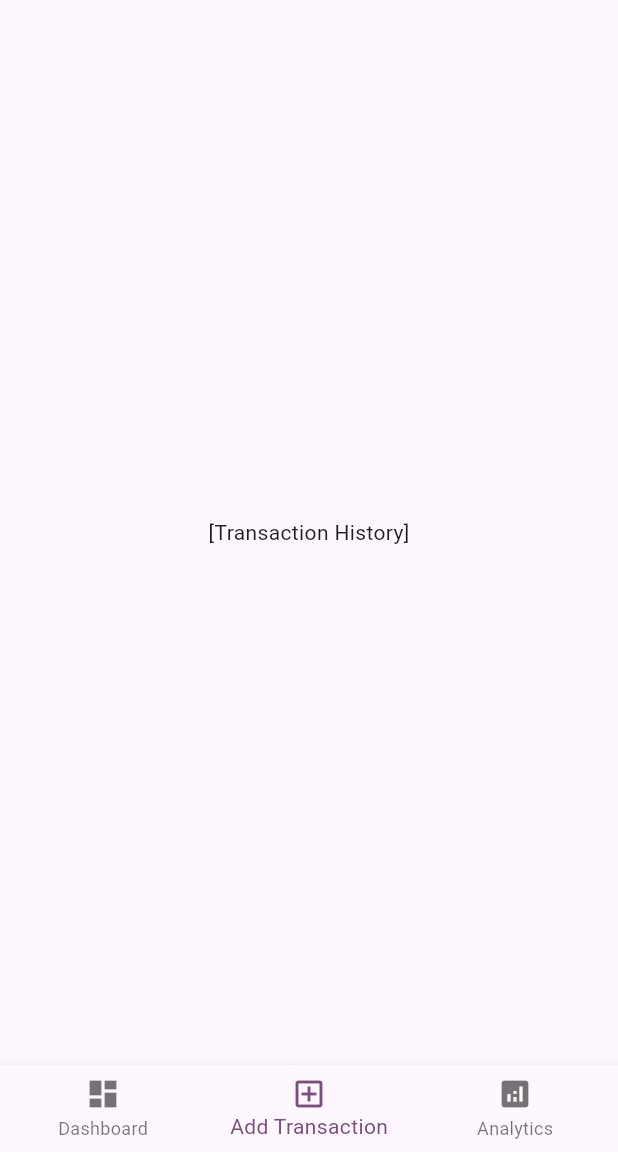
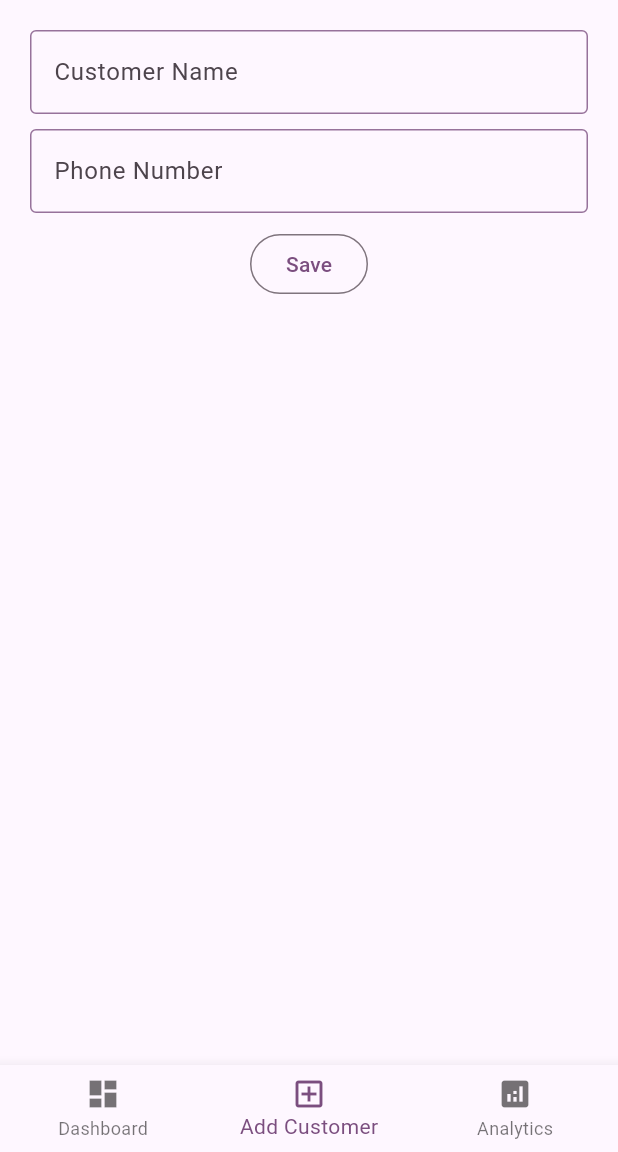
Before and after one commit to HibungTasso/khata_king, a Flutter app: the screen it shows after launch, item 2 of the bottom bar chosen, on a phone screen of 412 x 824 dp, the part 84-1236 px from its top. Run offline on Flutter 3.47's test engine with Material 3 defaults, Android fonts, the phone set to English and light mode, and no system bars; our stand-ins replace sqflite; accounts and stored records are empty.

Commit message:
add customer widget

```diff
--- a/lib/models/transactions.dart
+++ b/lib/models/transactions.dart
@@ -1,5 +1,5 @@
-class Transaction {
-  Transaction({
+class Transactions {
+  Transactions({
     this.id,
     required this.customerId,
     required this.type,
@@ -36,7 +36,7 @@ class Transaction {
   }
 
   //Database Map -> Transaction object
-  factory Transaction.fromMap(Map<String, dynamic> dbMap) {
+  factory Transactions.fromMap(Map<String, dynamic> dbMap) {
     final Map<String, dynamic> newMap = {
       'id': dbMap['id'],
       'customerId': dbMap['customerId'],
@@ -47,7 +47,7 @@ class Transaction {
       'balance': dbMap['balance'],
     };
 
-    return Transaction(
+    return Transactions(
       id: newMap['id'] as int?,
       customerId: newMap['customerId'] as int,
       type: newMap['type'] as String,
--- a/lib/navigation.dart
+++ b/lib/navigation.dart
@@ -1,6 +1,7 @@
 import 'package:flutter/material.dart';
 import 'package:khata_king/screens/analytics_screen.dart';
 import 'package:khata_king/screens/dashboard_screen.dart';
+import 'package:khata_king/screens/add_customer_screen.dart';
 import 'package:khata_king/screens/transaction_history_screen.dart';
 import 'package:khata_king/widgets/side_drawer.dart';
 
@@ -16,7 +17,7 @@ class _NavigationState extends State<Navigation> {
 
   final List<Widget> _activeScreens = const [
     DashboardScreen(),
-    TransactionHistoryScreen(),
+    AddCustomerScreen(),
     AnalyticsScreen(),
   ];
 
@@ -46,7 +47,7 @@ class _NavigationState extends State<Navigation> {
           ),
           BottomNavigationBarItem(
             icon: Icon(Icons.add_box_outlined,),
-            label: "Add Transaction",
+            label: "Add Customer",
           ),
           BottomNavigationBarItem(
             icon: Icon(Icons.analytics),
--- /dev/null
+++ b/lib/screens/add_customer_screen.dart
@@ -0,0 +1,138 @@
+import 'package:flutter/material.dart';
+import 'package:khata_king/db/db_helper.dart';
+import 'package:khata_king/models/customers.dart';
+
+class AddCustomerScreen extends StatefulWidget {
+  const AddCustomerScreen({super.key});
+
+  @override
+  State<StatefulWidget> createState() {
+    return _AddCustomerState();
+  }
+}
+
+class _AddCustomerState extends State<AddCustomerScreen> {
+  //getting ready the data for creating new customer object
+  String? _name, _phone;
+
+  //Form Key
+  final _formKey = GlobalKey<FormState>();
+
+  //Save Button
+  void _onSave() {
+    //Check if form is invalid
+    if (!_formKey.currentState!.validate()) {
+      return;
+    }
+
+    //Otherwise save all fields
+    _formKey.currentState!.save();
+
+    //Save Current Date and time
+    final today = DateTime.now();
+    final _created_date = "${today.day}/${today.month}/${today.year}";
+
+    //New Customer object
+    final customer = Customers(
+      name: _name!,
+      phone: _phone!,
+      created_date: _created_date,
+      balance: 0,
+    );
+
+    //Insert into DB/DB table
+    DbHelper.instance.addCustomer(customer);
+
+    ScaffoldMessenger.of(context).clearSnackBars();
+    ScaffoldMessenger.of(context).showSnackBar(
+      SnackBar(content: Text("$_name added into Database"))
+    );
+  }
+
+  @override
+  Widget build(BuildContext context) {
+    return Scaffold(
+      body: Container(
+        padding: EdgeInsets.all(20),
+
+        child: Form(
+          key: _formKey,
+          child: Column(
+            children: [
+              //Customer Name
+              TextFormField(
+                onSaved: (newValue) {
+                  _name = newValue;
+                },
+                validator: (value) {
+                  if (value == null ||
+                      value.isEmpty ||
+                      value.trim().length > 50) {
+                    return "Please enter valid customer name";
+                  }
+                  return null;
+                },
+                decoration: InputDecoration(
+                  hintText: "Customer Name",
+                  enabledBorder: OutlineInputBorder(
+                    borderSide: BorderSide(
+                      color: Theme.of(
+                        context,
+                      ).colorScheme.primary.withAlpha(200),
+                      width: 1,
+                    ),
+                  ),
+                  focusedBorder: OutlineInputBorder(
+                    borderSide: BorderSide(
+                      color: Theme.of(context).colorScheme.primary,
+                      width: 2,
+                    ),
+                  ),
+                ),
+              ),
+              SizedBox(height: 10),
+
+              //Phone number
+              TextFormField(
+                onSaved: (newValue) {
+                  _phone = newValue;
+                },
+                validator: (value) {
+                  if (value == null ||
+                      value.isEmpty ||
+                      value.trim().length < 10 ||
+                      value.trim().length > 10) {
+                    return "Please enter 10 digits valid phone number";
+                  }
+                  return null;
+                },
+                keyboardType: TextInputType.phone,
+                decoration: InputDecoration(
+                  hintText: "Phone Number",
+                  enabledBorder: OutlineInputBorder(
+                    borderSide: BorderSide(
+                      color: Theme.of(
+                        context,
+                      ).colorScheme.primary.withAlpha(200),
+                      width: 1,
+                    ),
+                  ),
+                  focusedBorder: OutlineInputBorder(
+                    borderSide: BorderSide(
+                      color: Theme.of(context).colorScheme.primary,
+                      width: 2,
+                    ),
+                  ),
+                ),
+              ),
+              SizedBox(height: 10),
+
+              //Save Button
+              OutlinedButton(onPressed: _onSave, child: Text("Save")),
+            ],
+          ),
+        ),
+      ),
+    );
+  }
+}
--- a/lib/widgets/side_drawer.dart
+++ b/lib/widgets/side_drawer.dart
@@ -1,4 +1,5 @@
 import 'package:flutter/material.dart';
+import 'package:khata_king/screens/my_customers_screen.dart';
 
 class SideDrawer extends StatefulWidget {
   const SideDrawer({super.key});
@@ -83,7 +84,9 @@ class _SideDrawerState extends State<SideDrawer> {
                   Icons.people,
                   color: Theme.of(context).colorScheme.onPrimaryContainer,
                 ),
-                onTap: () {},
+                onTap: () {
+                  Navigator.of(context).push(MaterialPageRoute(builder: (ctx)=>MyCustomersScreen()));
+                },
                 shape: RoundedRectangleBorder(
                   borderRadius: BorderRadius.circular(12),
                 ),
```
Also changed, not shown: lib/db/db_helper.dart (+303 -0 lines), lib/screens/my_customers_screen.dart (+7 -1 lines).
